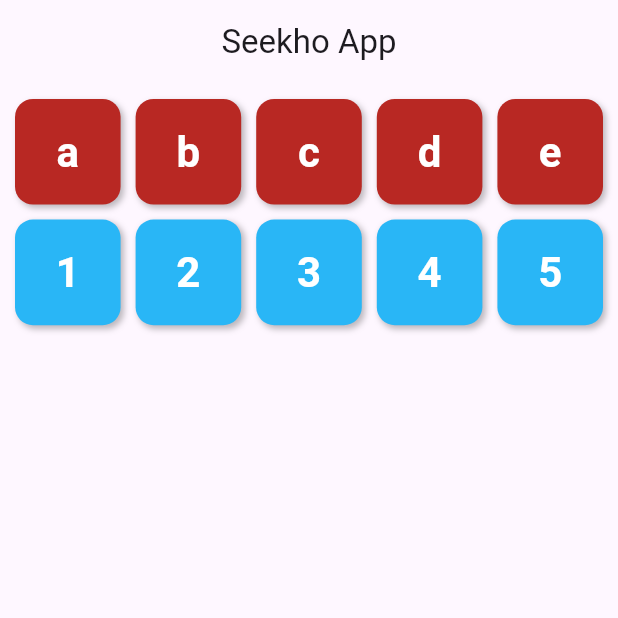
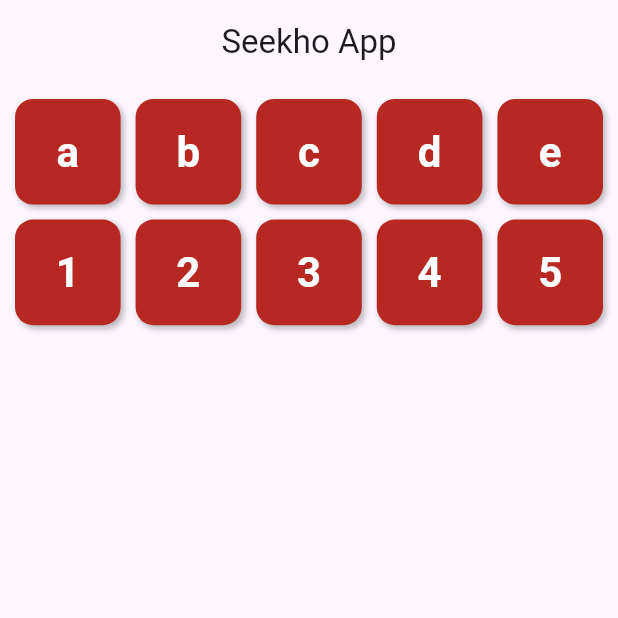
Before and after one commit to Dhruvil-108/FlutterPros, a Flutter app: the screen it shows after launch, on a phone screen of 412 x 824 dp, the top half of it. Run offline on Flutter 3.47's test engine with Material 3 defaults, Android fonts, the phone set to English and light mode, and no system bars; our stand-ins replace flutter_tts.

Commit message:
Kids Learn

```diff
--- a/lib/main.dart
+++ b/lib/main.dart
@@ -40,8 +40,10 @@ class HomePage extends StatelessWidget {
             ),
           ),
           ...['1', '2', '3', '4', '5'].map(
-            (digit) =>
-                LearningCard(text: digit, color: Colors.lightBlue.shade400),
+            (digit) => LearningCard(
+              text: digit,
+              color: const Color.fromARGB(255, 184, 40, 35),
+            ),
           ),
         ],
       ),
```
